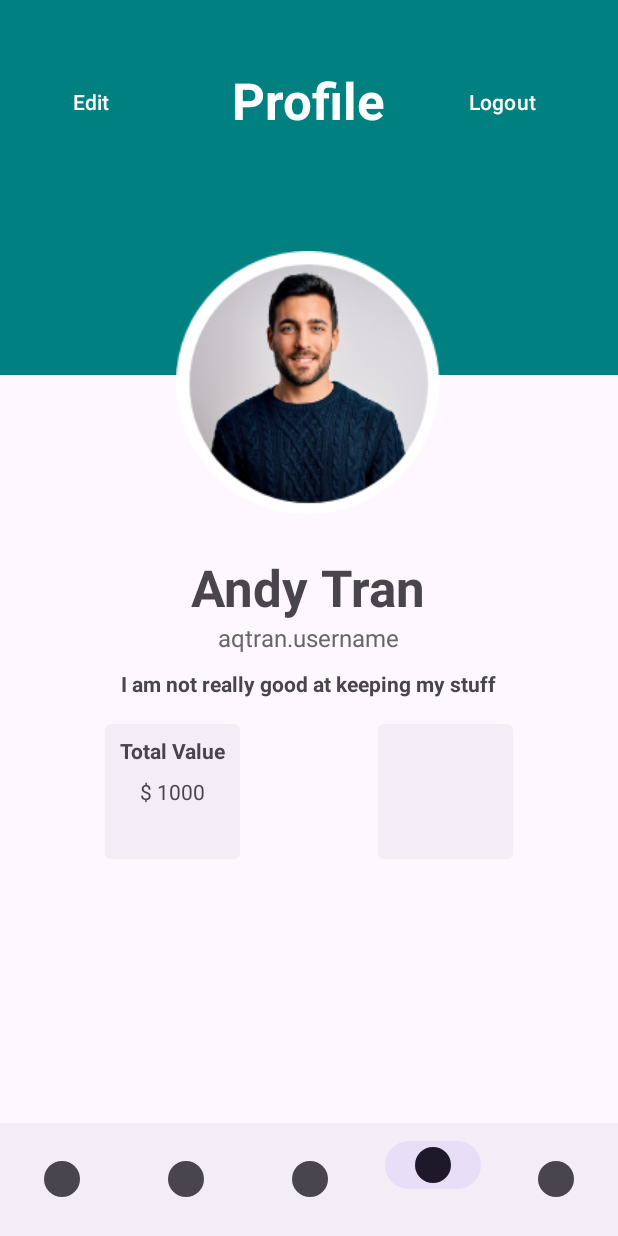
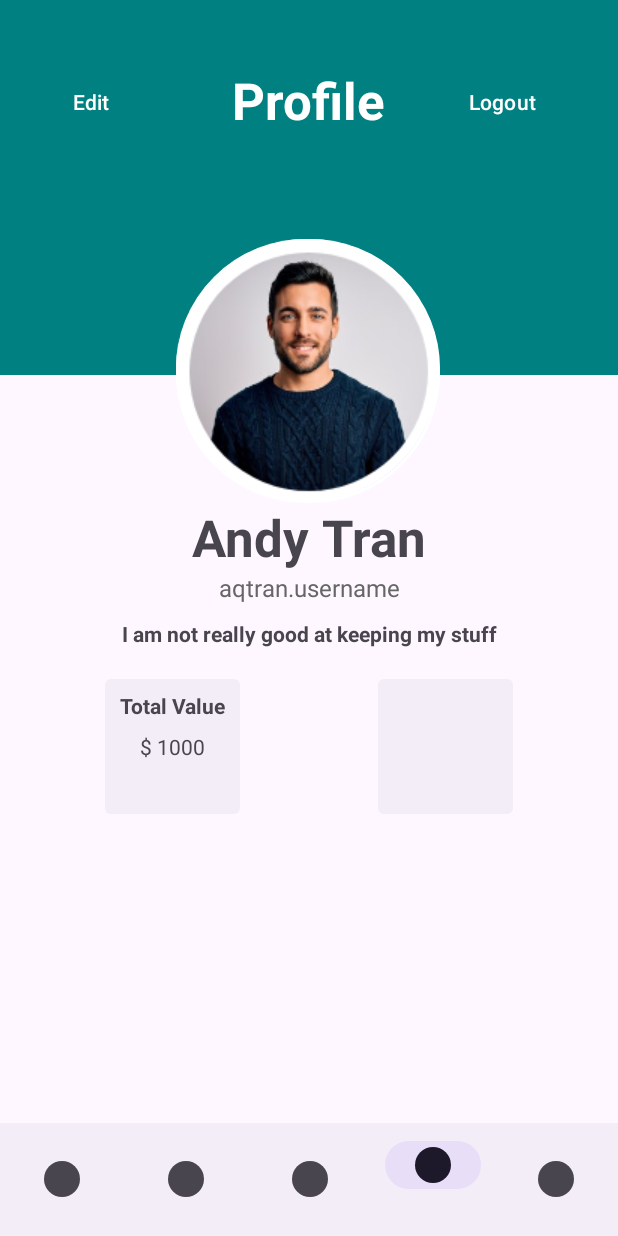
Before and after one commit to CMPUT301F23T03/BlackBox, an Android app: the screen it shows after launch (MainActivity), item 4 of the bottom bar chosen, on a phone screen of 412 x 824 dp. Run offline under Robolectric (Android 15) with nearby library versions, the phone set to English and light mode, and no system bars; our stand-ins replace Firebase (no records; nobody signed in at launch, a user with empty details on screens opened directly).

Commit message:
profile_fragment

```diff
--- /dev/null
+++ b/app/src/main/res/drawable/round_btn.xml
@@ -0,0 +1,9 @@
+<?xml version="1.0" encoding="utf-8"?>
+<shape xmlns:android="http://schemas.android.com/apk/res/android"
+    android:shape="rectangle">
+    <solid android:color="@color/blue"></solid>
+    <size android:width="60dp" android:height="60dp"></size>
+    <corners android:radius="85dp"></corners>
+    <stroke android:color="@color/white" android:width="2dp"></stroke>
+
+</shape>
--- a/app/src/main/res/layout/profile_fragment.xml
+++ b/app/src/main/res/layout/profile_fragment.xml
@@ -30,29 +30,16 @@
                     app:layout_constraintTop_toTopOf="parent"
                     app:srcCompat="@drawable/top_background" />
 
-                <ImageView
-                    android:id="@+id/imageView6"
-                    android:layout_width="wrap_content"
-                    android:layout_height="wrap_content"
-                    android:src="@drawable/profile"
-                    app:layout_constraintBottom_toBottomOf="parent"
-                    app:layout_constraintEnd_toEndOf="parent"
-                    app:layout_constraintHorizontal_bias="0.498"
-                    app:layout_constraintStart_toStartOf="parent"
-                    app:layout_constraintTop_toTopOf="@+id/imageView5"
-                    app:layout_constraintVertical_bias="0.302" />
-
                 <TextView
                     android:id="@+id/name_profile"
                     android:layout_width="wrap_content"
                     android:layout_height="wrap_content"
-                    android:layout_marginTop="25dp"
                     android:text="Andy Tran"
                     android:textSize="34sp"
                     android:textStyle="bold"
-                    app:layout_constraintEnd_toEndOf="@+id/imageView6"
-                    app:layout_constraintStart_toStartOf="@+id/imageView6"
-                    app:layout_constraintTop_toBottomOf="@+id/imageView6" />
+                    app:layout_constraintEnd_toEndOf="parent"
+                    app:layout_constraintStart_toStartOf="parent"
+                    app:layout_constraintTop_toBottomOf="@+id/imageButton2" />
 
                 <TextView
                     android:id="@+id/username"
@@ -96,6 +83,7 @@
                     android:layout_height="wrap_content"
                     android:layout_marginTop="44dp"
                     android:backgroundTint="#008080"
+                    android:background="@android:color/transparent"
                     android:text="Edit"
                     app:layout_constraintEnd_toStartOf="@+id/profile_header"
                     app:layout_constraintHorizontal_bias="0.25"
@@ -108,6 +96,7 @@
                     android:layout_height="wrap_content"
                     android:layout_marginTop="44dp"
                     android:backgroundTint="#008080"
+                    android:background="@android:color/transparent"
                     android:text="Logout"
                     app:layout_constraintEnd_toEndOf="parent"
                     app:layout_constraintStart_toEndOf="@+id/profile_header"
@@ -156,6 +145,21 @@
                     app:layout_constraintStart_toStartOf="@+id/imageView2"
                     app:layout_constraintTop_toTopOf="@+id/imageView2" />
 
+                <ImageButton
+                    android:id="@+id/imageButton2"
+                    android:layout_width="wrap_content"
+                    android:layout_height="wrap_content"
+                    android:contentDescription="display picture"
+                    android:background="@drawable/round_btn"
+                    android:src="@drawable/profile"
+                    app:layout_constraintBottom_toBottomOf="parent"
+                    app:layout_constraintEnd_toEndOf="parent"
+                    app:layout_constraintHorizontal_bias="0.497"
+                    app:layout_constraintStart_toStartOf="parent"
+                    app:layout_constraintTop_toTopOf="@+id/imageView5"
+                    app:layout_constraintVertical_bias="0.288"
+                    />
+
             </androidx.constraintlayout.widget.ConstraintLayout>
 
         </LinearLayout>
```
